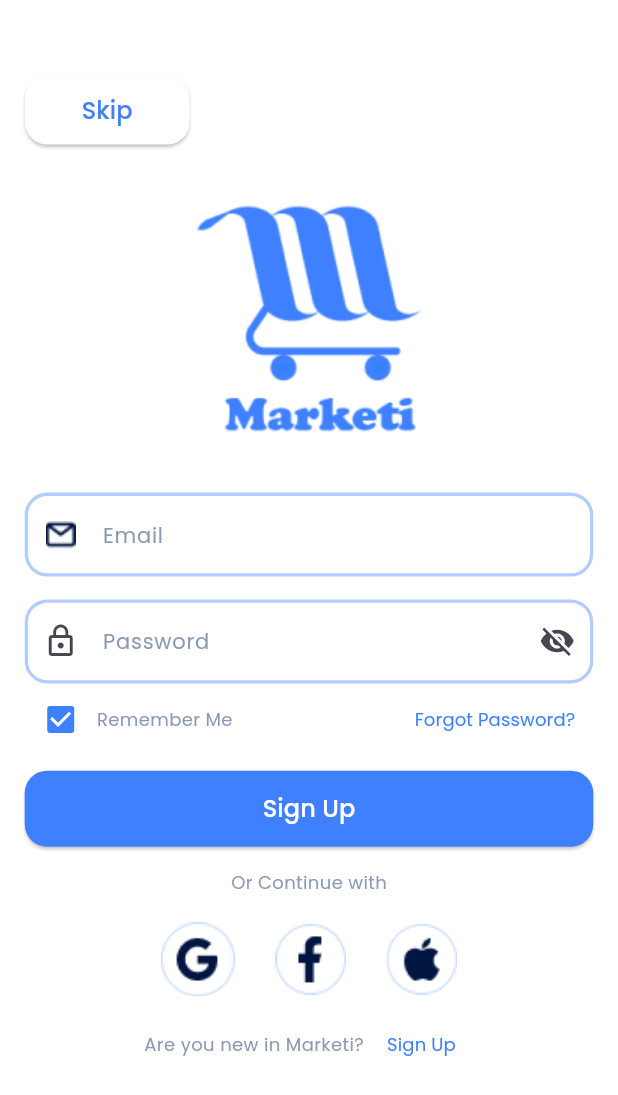
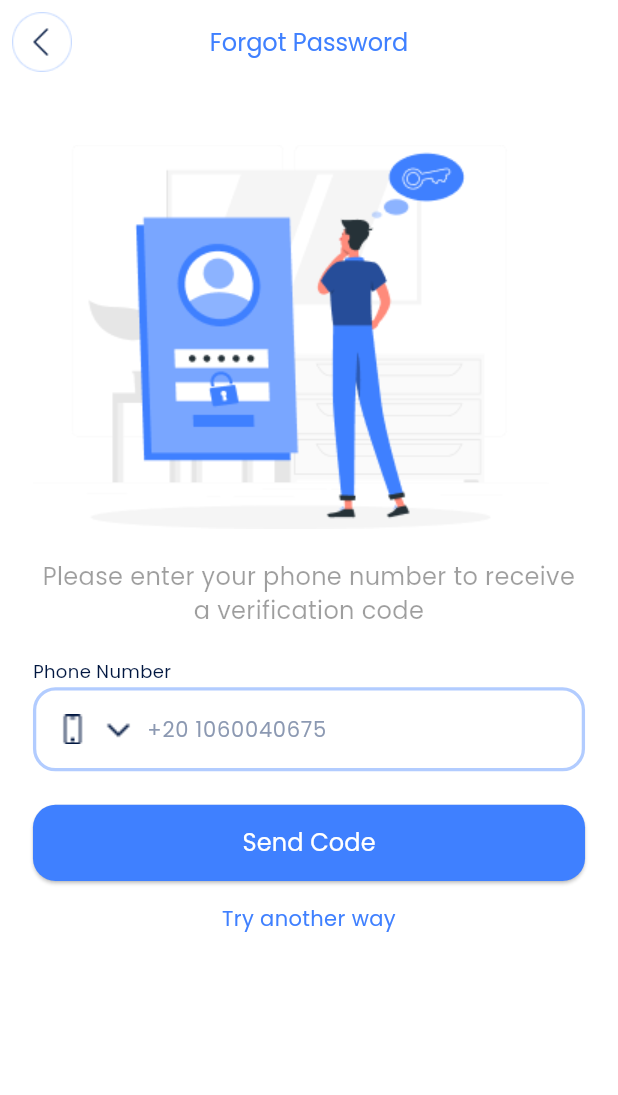
Before and after one commit to khaledmohd202/marketi, a Flutter app: the LogIn screen opened directly, after a tap on "Forgot Password?", on a phone screen of 412 x 824 dp. Shown: the top 1095 px of the screen. Run offline on Flutter 3.47's test engine with Material 3 defaults, Android fonts, the phone set to English and light mode, and no system bars; our stand-ins replace dio, flutter_screenutil, shared_preferences, smooth_page_indicator; accounts and stored records are empty.

Commit message:
Forgot Password With Email "UI"

```diff
--- a/lib/core/routing/app_routes.dart
+++ b/lib/core/routing/app_routes.dart
@@ -1,5 +1,7 @@
 import 'package:flutter/material.dart';
 import 'package:marketi/core/routing/base_routes.dart';
+import 'package:marketi/features/auth/presentation/view/forgot_password_with_email.dart';
+import 'package:marketi/features/auth/presentation/view/forgot_password_with_phone.dart';
 import 'package:marketi/features/auth/presentation/view/log_in.dart';
 import 'package:marketi/features/auth/presentation/view/sign_up.dart';
 import 'package:marketi/features/onboarding/presentation/view/onboarding.dart';
@@ -8,7 +10,8 @@
   static const String onboarding = '/onboarding';
   static const String login = '/login';
   static const String signUp = '/sign-up';
-
+  static const String forgotPasswordWithEmail = '/forgot-password-with-email';
+  static const String forgotPasswordWithPhone = '/forgot-password-with-phone';
   static Route<void> onGenerateRoute(RouteSettings settings) {
     //
     //ignore: unused_local_variable
@@ -26,6 +29,14 @@
         return BaseRoutes(
           page: const SignUp(),
         );
+      case forgotPasswordWithEmail:
+        return BaseRoutes(
+          page: const ForgotPasswordWithEmail(),
+        );
+      case forgotPasswordWithPhone:
+        return BaseRoutes(
+          page: const ForgotPasswordWithPhone(),
+        );
       default:
         return BaseRoutes(
           page: const Scaffold(
--- a/lib/core/themes/styles/marketi_text_styles.dart
+++ b/lib/core/themes/styles/marketi_text_styles.dart
@@ -41,7 +41,7 @@
 
   static const TextStyle textStyle16 = TextStyle(
     fontSize: 16,
-    fontWeight: FontWeight.w500,
+    fontWeight: FontWeight.w400,
     fontFamily: fontFamily,
   );
 
--- /dev/null
+++ b/lib/features/auth/presentation/view/forgot_password_with_phone.dart
@@ -0,0 +1,108 @@
+import 'package:flutter/material.dart';
+import 'package:flutter_screenutil/flutter_screenutil.dart';
+import 'package:marketi/core/common/widgets/custom_elevated_button.dart';
+import 'package:marketi/core/common/widgets/text_app.dart';
+import 'package:marketi/core/const/images/marketi_images.dart';
+import 'package:marketi/core/extensions/navigation_extensions.dart';
+import 'package:marketi/core/routing/app_routes.dart';
+import 'package:marketi/core/themes/colors/marketi_colors.dart';
+import 'package:marketi/core/themes/styles/marketi_text_styles.dart';
+import 'package:marketi/features/auth/presentation/widgets/custom_marketi_app_bar.dart';
+import 'package:marketi/features/auth/presentation/widgets/phone_text_field.dart';
+
+class ForgotPasswordWithPhone extends StatefulWidget {
+  const ForgotPasswordWithPhone({super.key});
+
+  @override
+  State<ForgotPasswordWithPhone> createState() =>
+      _ForgotPasswordWithPhoneState();
+}
+
+class _ForgotPasswordWithPhoneState extends State<ForgotPasswordWithPhone> {
+  final TextEditingController _phoneController = TextEditingController();
+
+  // @override
+  // void initState() {
+  //   // : implement initState
+  //   super.initState();
+  // }
+
+  @override
+  void dispose() {
+    _phoneController.dispose();
+    super.dispose();
+  }
+
+  @override
+  Widget build(BuildContext context) {
+    return Scaffold(
+      appBar: const CustomMarketiAppBar(title: 'Forgot Password'),
+      body: Padding(
+        padding: EdgeInsetsGeometry.symmetric(
+          horizontal: 20.0.w,
+          vertical: 40.0.h,
+        ),
+        child: Column(
+          crossAxisAlignment: CrossAxisAlignment.start,
+          children: [
+            // Image
+            Image.asset(MarketiImages.forgotPasswordWithPhone),
+            SizedBox(height: 20.0.h),
+            // Description
+            TextApp(
+              text:
+                  'Please enter your phone number to receive a verification code',
+              theme: MarketiTextStyles.textStyle16.copyWith(
+                color: Colors.black38,
+              ),
+              textAlign: TextAlign.center,
+            ),
+            SizedBox(height: 15.0.h),
+            // Phone Number Text Field
+            textFieldTitle(text: 'Phone Number'),
+            PhoneTextField(phoneController: _phoneController, onTap: () {}),
+            SizedBox(height: 22.0.h),
+            // Send Code Button
+            CustomButton(
+              onPressed: () {},
+              text: 'Send Code',
+              width: double.infinity,
+              height: 50.0.h,
+              textColor: MarketiColors.whiteColor,
+              backgroundColor: MarketiColors.lightBlue900Color,
+            ),
+            SizedBox(height: 15.0.h),
+            // Try another way "With Email"
+            Align(
+              child: GestureDetector(
+                onTap: () {
+                  // Navigator.pop(context);
+                  context.pushNamed(AppRoutes.forgotPasswordWithEmail);
+                },
+                child: TextApp(
+                  text: 'Try another way',
+                  theme: MarketiTextStyles.textStyle14.copyWith(
+                    color: MarketiColors.lightBlue900Color,
+                  ),
+                  textAlign: TextAlign.center,
+                ),
+              ),
+            ),
+          ],
+        ),
+      ),
+    );
+  }
+
+  Padding textFieldTitle({required String text}) {
+    return Padding(
+      padding: EdgeInsets.only(bottom: 2.h, top: 5.h),
+      child: TextApp(
+        text: text,
+        theme: MarketiTextStyles.textStyle12.copyWith(
+          color: MarketiColors.darkBlue900Color,
+        ),
+      ),
+    );
+  }
+}
--- a/lib/features/auth/presentation/view/log_in.dart
+++ b/lib/features/auth/presentation/view/log_in.dart
@@ -30,6 +30,7 @@
             horizontal: 15.w,
             vertical: 10.h,
           ),
+          child: SingleChildScrollView(
             child: Column(
               children: [
                 // Back button and logo
@@ -37,7 +38,9 @@
                 Align(
                   alignment: Alignment.centerLeft,
                   child: CustomButton(
-                  onPressed: () {},
+                    onPressed: () {
+                      // context.pushNamed(AppRoutes.home);
+                    },
                     text: 'Skip',
                     width: 100.w,
                     height: 45.h,
@@ -50,7 +53,7 @@
                 // Email Text Field
                 CustomTextField(
                   controller: _emailController,
-                hintText: 'Email',
+                  hintText: 'UserName or Email',
                   prefixIcon: Image.asset(
                     MarketiIcons.emailIcon,
                     scale: 0.8,
@@ -73,7 +76,7 @@
                 // Log In Button
                 CustomButton(
                   onPressed: () {},
-                text: 'Sign Up',
+                  text: 'Log In',
                   width: double.infinity,
                   height: 50.h,
                   backgroundColor: MarketiColors.lightBlue900Color,
@@ -121,6 +124,7 @@
             ),
           ),
         ),
+      ),
     );
   }
 
@@ -142,7 +146,9 @@
         const Spacer(),
 
         TextButton(
-          onPressed: () {},
+          onPressed: () {
+            context.pushNamed(AppRoutes.forgotPasswordWithPhone);
+          },
           child: TextApp(
             text: 'Forgot Password?',
             theme: MarketiTextStyles.textStyle12.copyWith(
--- /dev/null
+++ b/lib/features/auth/presentation/widgets/custom_marketi_app_bar.dart
@@ -0,0 +1,36 @@
+import 'package:flutter/material.dart';
+import 'package:marketi/core/common/widgets/text_app.dart';
+import 'package:marketi/core/const/icons/marketi_icons.dart';
+import 'package:marketi/core/themes/colors/marketi_colors.dart';
+import 'package:marketi/core/themes/styles/marketi_text_styles.dart';
+
+class CustomMarketiAppBar extends StatelessWidget
+    implements PreferredSizeWidget {
+  const CustomMarketiAppBar({
+    required this.title, super.key,
+  });
+
+  final String title;
+
+  @override
+  Widget build(BuildContext context) {
+    return AppBar(
+      backgroundColor: Colors.white,
+      automaticallyImplyLeading: false,
+      leading: IconButton(
+        onPressed: () => Navigator.pop(context),
+        icon: Image.asset(MarketiIcons.backButton),
+      ),
+      centerTitle: true,
+      title: TextApp(
+        text: title,
+        theme: MarketiTextStyles.textStyle16.copyWith(
+          color: MarketiColors.darkBlue100Color,
+        ),
+      ),
+    );
+  }
+
+  @override
+  Size get preferredSize => const Size.fromHeight(kToolbarHeight);
+}
--- /dev/null
+++ b/lib/features/auth/presentation/widgets/phone_text_field.dart
@@ -0,0 +1,44 @@
+import 'package:flutter/material.dart';
+import 'package:flutter_screenutil/flutter_screenutil.dart';
+import 'package:marketi/core/common/widgets/custom_text_field.dart';
+import 'package:marketi/core/const/icons/marketi_icons.dart';
+
+class PhoneTextField extends StatelessWidget {
+  const PhoneTextField({
+    required this.phoneController,
+    required this.onTap,
+    super.key,
+  });
+
+  final TextEditingController phoneController;
+  final void Function()? onTap;
+
+  @override
+  Widget build(BuildContext context) {
+    return CustomTextField(
+      controller: phoneController,
+      hintText: '+20 1060040675',
+      prefixIcon: Padding(
+        padding: EdgeInsets.only(left: 15.w),
+        child: Row(
+          mainAxisSize: MainAxisSize.min,
+          children: [
+            Image.asset(
+              MarketiIcons.phoneIcon,
+              scale: 0.8,
+            ),
+            SizedBox(width: 5.w),
+            InkWell(
+              onTap: onTap,
+              child: Image.asset(
+                MarketiIcons.arrowIcon,
+                scale: 0.8,
+              ),
+            ),
+          ],
+        ),
+      ),
+      keyboardType: TextInputType.phone,
+    );
+  }
+}
```
Also changed, not shown: lib/features/auth/presentation/view/create_new_password.dart (added, +14 -0 lines), lib/features/auth/presentation/view/forgot_password_with_email.dart (added, +14 -0 lines), lib/features/auth/presentation/view/reset_password_done.dart (added, +14 -0 lines), lib/features/auth/presentation/view/sign_up.dart (+5 -32 lines), lib/features/auth/presentation/view/verification_code_with_email.dart (added, +14 -0 lines), lib/features/auth/presentation/view/verification_code_with_phone.dart (added, +14 -0 lines). Lines whose indentation alone changed are shown as unchanged.
